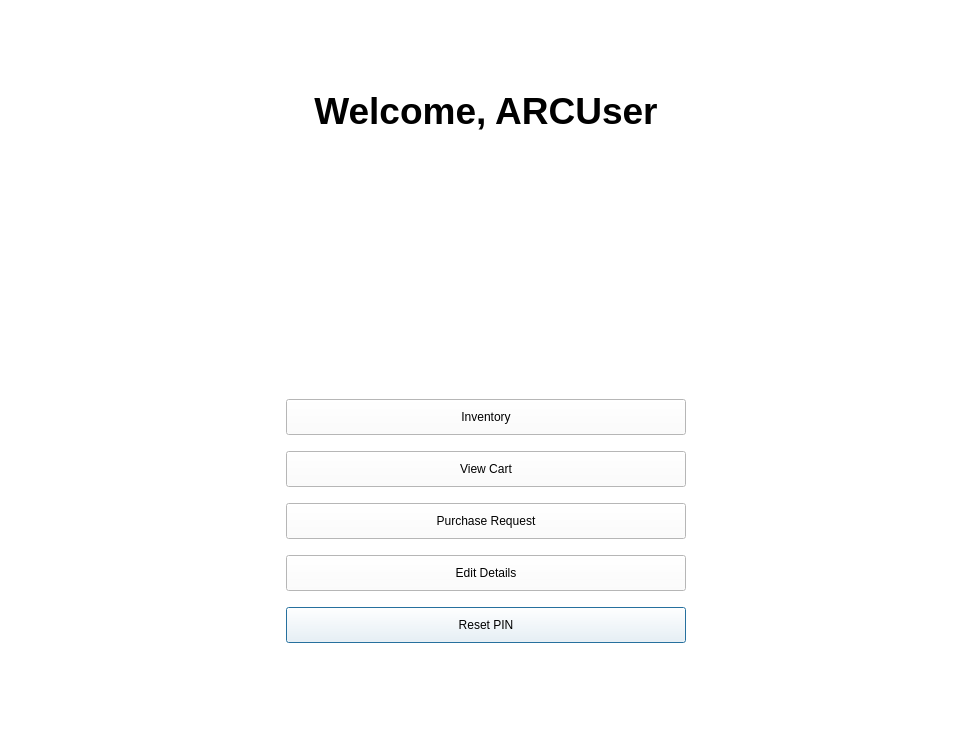
First picture: the form in userprofile.ui, repository arc-bphc/sims-gui, before the edit.
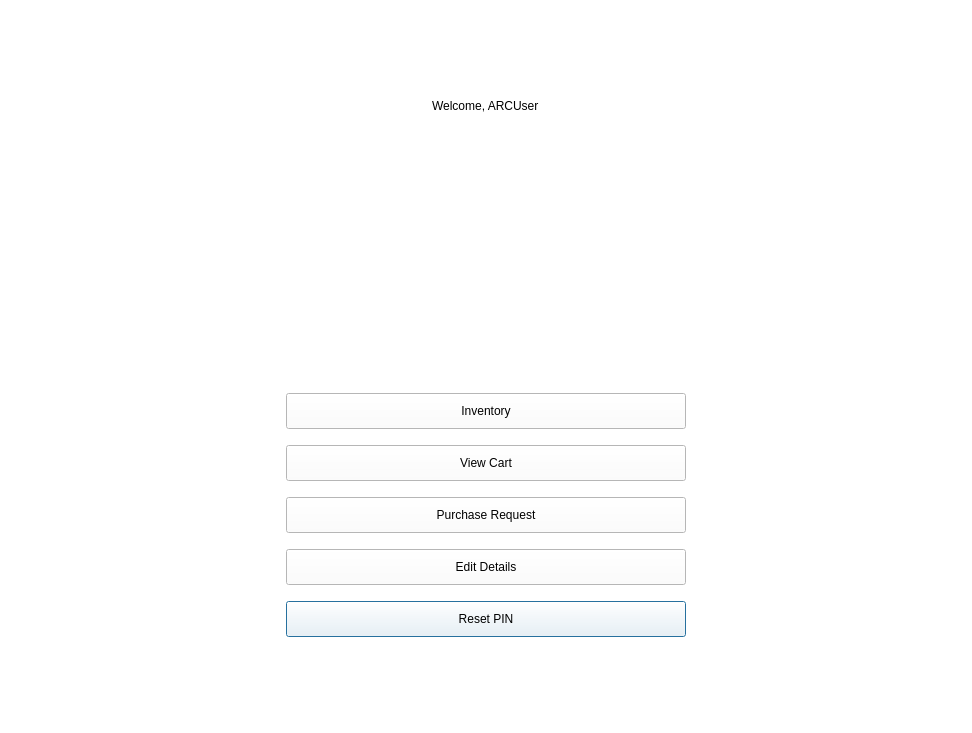
Second picture: the form after the edit. Icons and pictures are not drawn.

```diff
--- a/userprofile.ui
+++ b/userprofile.ui
@@ -77,8 +77,11 @@
          <verstretch>0</verstretch>
         </sizepolicy>
        </property>
+       <property name="styleSheet">
+        <string notr="true">*{font: 75 26pt &quot;Noto Sans&quot;}</string>
+       </property>
        <property name="text">
-        <string>&lt;html&gt;&lt;head/&gt;&lt;body&gt;&lt;p align=&quot;center&quot;&gt;&lt;span style=&quot; font-size:28pt; font-weight:600;&quot;&gt;Welcome, ARCUser&lt;/span&gt;&lt;/p&gt;&lt;/body&gt;&lt;/html&gt;</string>
+        <string>Welcome, ARCUser</string>
        </property>
       </widget>
      </item>
```
